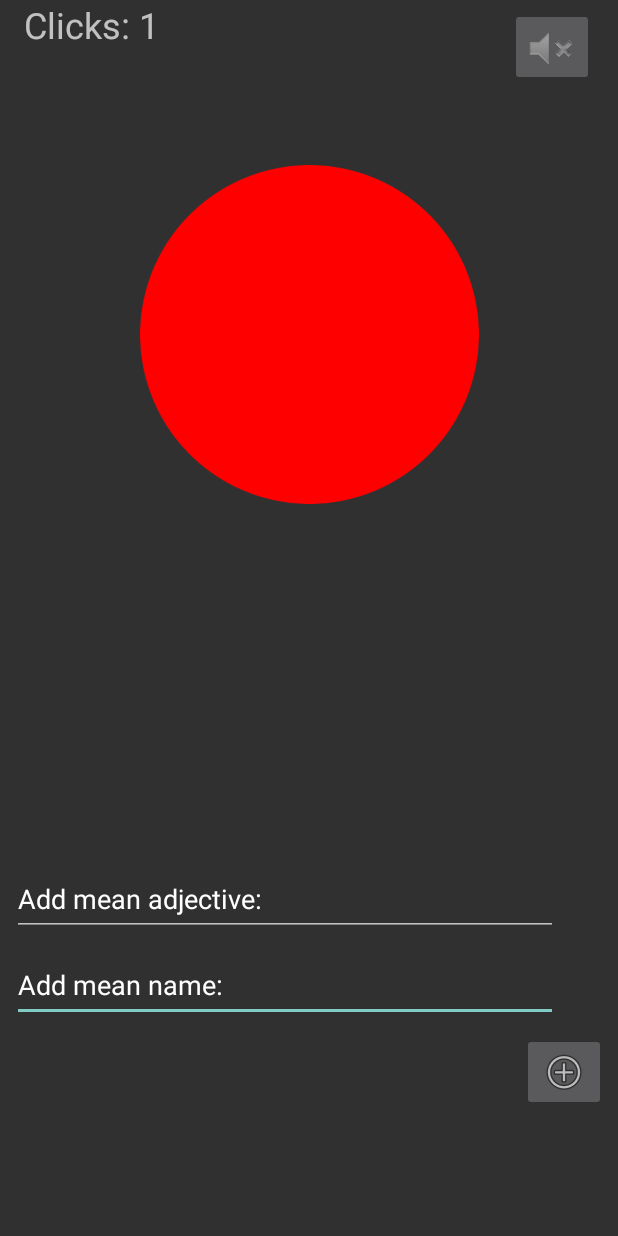
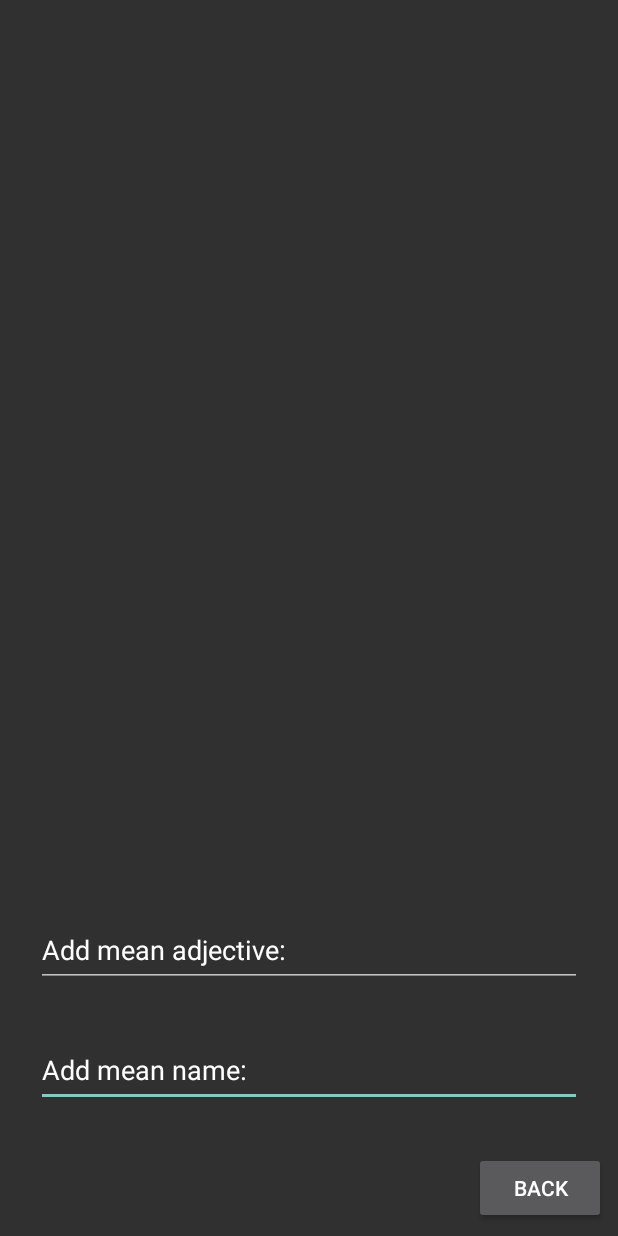
Before and after one commit to UNFDanmark/SDC2017-PointlessButton, an Android app: the screen it shows after launch (MainActivity before the commit, menuActivity after it), after a tap on an icon or button, on a phone screen of 412 x 824 dp. Run offline under Robolectric (Android 15) with nearby library versions, the phone set to English and light mode, and no system bars; 2 other taps on this screen came first.

Commit message:
Added menu updated Main

```diff
--- a/app/src/main/AndroidManifest.xml
+++ b/app/src/main/AndroidManifest.xml
@@ -16,6 +16,7 @@
                 <category android:name="android.intent.category.LAUNCHER" />
             </intent-filter>
         </activity>
+        <activity android:name=".menuActivity"></activity>
     </application>
 
 </manifest>
--- a/app/src/main/java/com/example/deltager/pointlessclicker/MainActivity.java
+++ b/app/src/main/java/com/example/deltager/pointlessclicker/MainActivity.java
@@ -1,5 +1,6 @@
 package com.example.deltager.pointlessclicker;
 
+import android.content.Intent;
 import android.support.v7.app.AppCompatActivity;
 import android.os.Bundle;
 import android.view.MotionEvent;
@@ -19,8 +20,6 @@ public class MainActivity extends AppCompatActivity {
     public ImageButton red;
     public ImageButton mute;
     public ImageButton menu;
-    public EditText addAdjective;
-    public EditText addNickName;
 
     Toaster toaster = new Toaster();
 
@@ -34,8 +33,6 @@ public class MainActivity extends AppCompatActivity {
         mute = (ImageButton) findViewById(R.id.soundMute);
         menu = (ImageButton) findViewById(R.id.menuButt);
         counter = (TextView) findViewById(R.id.clickText);
-        addNickName = (EditText) findViewById(R.id.addNickName);
-        addAdjective = (EditText) findViewById(R.id.addAdjective);
     }
 
     //click counter
@@ -54,9 +51,9 @@ public class MainActivity extends AppCompatActivity {
 
     }
 
-
-    public void interactMenu() {
-
+    public void interactMenu (View view) {
+        Intent menu = new Intent(this, menuActivity.class);
+        startActivity(menu);
     }
 
 
--- a/app/src/main/java/com/example/deltager/pointlessclicker/insultGenerator.java
+++ b/app/src/main/java/com/example/deltager/pointlessclicker/insultGenerator.java
@@ -77,7 +77,7 @@ public class insultGenerator {
         substantiv.add("retard!");
         substantiv.add("soap gobbler");
         substantiv.add("muggle!");
-        substantiv.add("piece of shit, that no one even bothers to check in on. Really, you should go outside");
+        substantiv.add("piece of cupcake fill, that no one even bothers to check in on. Really, you should go outside");
         substantiv.add("white piece of slightly rotten bread");
         substantiv.add("soul sucking dementor from Harry Potter.");
         substantiv.add("stuck-up, half-witted, scruffy-looking nerf herder!");
--- /dev/null
+++ b/app/src/main/java/com/example/deltager/pointlessclicker/menuActivity.java
@@ -0,0 +1,33 @@
+package com.example.deltager.pointlessclicker;
+
+import android.content.Intent;
+import android.support.v7.app.AppCompatActivity;
+import android.os.Bundle;
+import android.view.View;
+import android.widget.Button;
+import android.widget.ImageButton;
+import android.widget.TextView;
+
+import org.w3c.dom.Text;
+
+public class menuActivity extends AppCompatActivity {
+
+    public Button backButton;
+    public TextView addName;
+    public TextView addAdjective;
+
+    @Override
+    protected void onCreate(Bundle savedInstanceState) {
+        super.onCreate(savedInstanceState);
+        setContentView(R.layout.activity_menu);
+
+        backButton = (Button)findViewById(R.id.backButton);
+        addName = (TextView)findViewById(R.id.addName);
+        addAdjective = (TextView)findViewById(R.id.addAdjective);
+    }
+
+    public void back(View view)
+    {
+        finish();
+    }
+}
--- a/app/src/main/res/layout/activity_main.xml
+++ b/app/src/main/res/layout/activity_main.xml
@@ -26,39 +26,6 @@
         tools:layout_editor_absoluteX="107dp"
         tools:layout_editor_absoluteY="124dp" />
     <!--- just a commnet -->
-
-    <EditText
-        android:id="@+id/addNickName"
-        android:layout_width="364dp"
-        android:layout_height="49dp"
-        android:layout_marginLeft="8dp"
-        android:layout_marginRight="8dp"
-        android:layout_marginTop="8dp"
-        android:ems="10"
-        android:inputType="textPersonName"
-        android:text="Add mean name:"
-        app:layout_constraintLeft_toLeftOf="parent"
-        app:layout_constraintRight_toRightOf="parent"
-        app:layout_constraintTop_toBottomOf="@+id/addAdjective"
-        app:layout_constraintHorizontal_bias="0.0" />
-
-    <EditText
-        android:id="@+id/addAdjective"
-        android:layout_width="364dp"
-        android:layout_height="49dp"
-        android:layout_marginRight="8dp"
-        android:layout_marginTop="8dp"
-        android:ems="10"
-        android:inputType="textPersonName"
-        android:text="Add mean adjective:"
-        app:layout_constraintRight_toRightOf="@+id/soundMute"
-        app:layout_constraintBottom_toBottomOf="parent"
-        android:layout_marginBottom="8dp"
-        app:layout_constraintVertical_bias="0.747"
-        android:layout_marginLeft="8dp"
-        app:layout_constraintLeft_toLeftOf="parent"
-        app:layout_constraintHorizontal_bias="0.0"
-        app:layout_constraintTop_toTopOf="parent" />
 
     <ImageButton
         android:id="@+id/soundMute"
@@ -92,10 +59,12 @@
         android:layout_marginRight="8dp"
         android:layout_marginTop="7dp"
         android:onClick="interactMenu"
-        app:layout_constraintHorizontal_bias="1.0"
         app:layout_constraintLeft_toLeftOf="parent"
         app:layout_constraintRight_toRightOf="parent"
         app:layout_constraintTop_toBottomOf="@+id/addNickName"
-        app:srcCompat="@android:drawable/ic_menu_add" />
+        app:srcCompat="@android:drawable/ic_menu_add"
+        app:layout_constraintBottom_toBottomOf="parent"
+        android:layout_marginBottom="6dp"
+        app:layout_constraintHorizontal_bias="1.0" />
 
 </android.support.constraint.ConstraintLayout>
--- /dev/null
+++ b/app/src/main/res/layout/activity_menu.xml
@@ -0,0 +1,58 @@
+<?xml version="1.0" encoding="utf-8"?>
+<android.support.constraint.ConstraintLayout xmlns:android="http://schemas.android.com/apk/res/android"
+    xmlns:app="http://schemas.android.com/apk/res-auto"
+    xmlns:tools="http://schemas.android.com/tools"
+    android:layout_width="match_parent"
+    android:layout_height="match_parent"
+    tools:context="com.example.deltager.pointlessclicker.menuActivity">
+
+    <EditText
+        android:id="@+id/addName"
+        android:layout_width="364dp"
+        android:layout_height="49dp"
+        android:layout_marginBottom="8dp"
+        android:layout_marginEnd="8dp"
+        android:layout_marginLeft="8dp"
+        android:layout_marginRight="8dp"
+        android:layout_marginStart="8dp"
+        android:layout_marginTop="8dp"
+        android:layout_weight="1"
+        android:ems="10"
+        android:inputType="textPersonName"
+        android:text="Add mean name:"
+        app:layout_constraintBottom_toTopOf="@+id/backButton"
+        app:layout_constraintLeft_toLeftOf="parent"
+        app:layout_constraintRight_toRightOf="parent"
+        app:layout_constraintTop_toBottomOf="@+id/addAdjective" />
+
+    <EditText
+        android:id="@+id/addAdjective"
+        android:layout_width="364dp"
+        android:layout_height="49dp"
+        android:layout_marginBottom="8dp"
+        android:layout_marginEnd="8dp"
+        android:layout_marginStart="8dp"
+        android:layout_marginTop="8dp"
+        android:layout_weight="1"
+        android:ems="10"
+        android:inputType="textPersonName"
+        android:text="Add mean adjective:"
+        app:layout_constraintBottom_toBottomOf="parent"
+        app:layout_constraintTop_toTopOf="parent"
+        app:layout_constraintVertical_bias="0.792"
+        android:layout_marginLeft="8dp"
+        app:layout_constraintLeft_toLeftOf="parent"
+        android:layout_marginRight="8dp"
+        app:layout_constraintRight_toRightOf="parent" />
+
+    <Button
+        android:id="@+id/backButton"
+        android:layout_width="wrap_content"
+        android:layout_height="wrap_content"
+        android:layout_marginBottom="8dp"
+        android:layout_marginRight="8dp"
+        android:onClick="back"
+        android:text="Back"
+        app:layout_constraintBottom_toBottomOf="parent"
+        app:layout_constraintRight_toRightOf="parent" />
+</android.support.constraint.ConstraintLayout>
```
